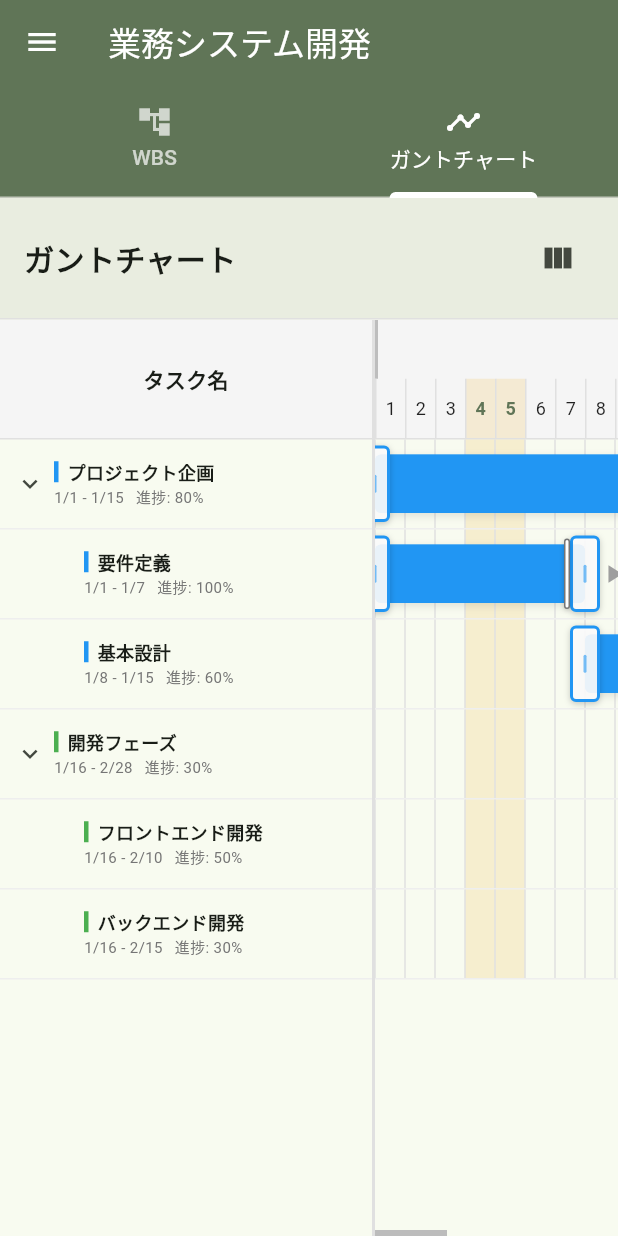
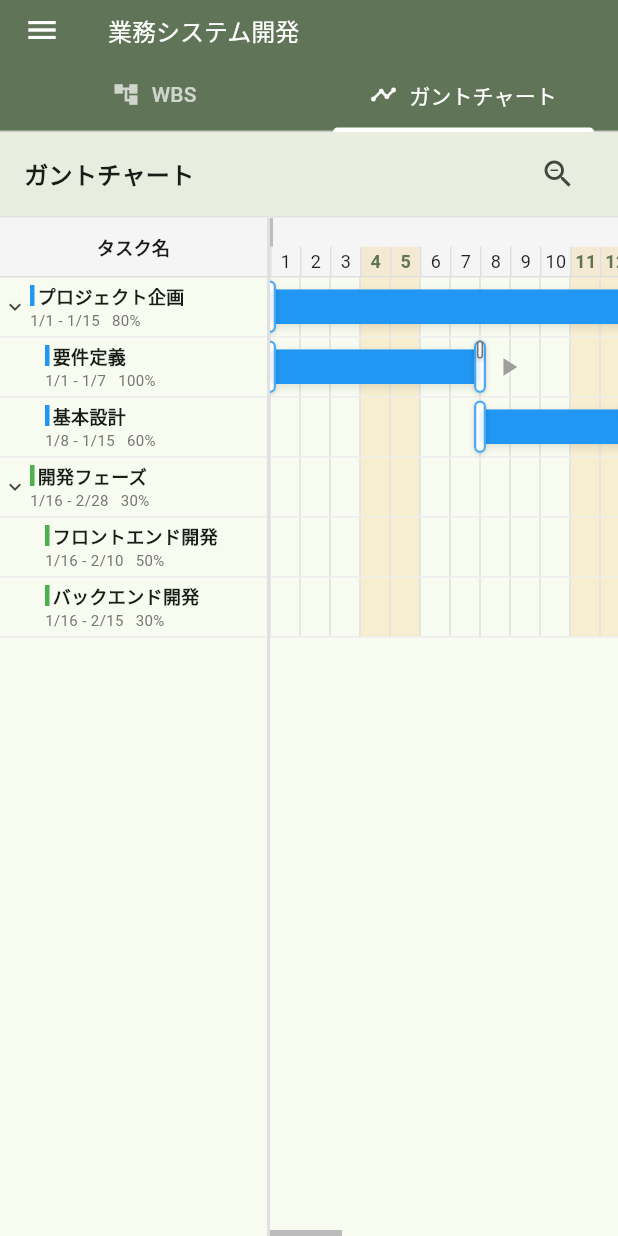
Before and after one commit to fyhw117/Gantts, a Flutter app: the screen it shows after launch, tab 2 chosen, on a phone screen of 412 x 824 dp. Run offline on Flutter 3.47's test engine with Material 3 defaults, Android fonts, the phone set to English and light mode, and no system bars.

Commit message:
UIの大幅改善

```diff
--- a/lib/main.dart
+++ b/lib/main.dart
@@ -70,7 +70,8 @@ class _MyHomePageState extends State<MyHomePage>
           appBar: AppBar(
             backgroundColor: Theme.of(context).colorScheme.primary,
             foregroundColor: Theme.of(context).colorScheme.onPrimary,
-            title: Text(title),
+            title: Text(title, style: const TextStyle(fontSize: 16)),
+            toolbarHeight: 40,
             bottom: TabBar(
               controller: _tabController,
               labelColor: Theme.of(context).colorScheme.onPrimary,
@@ -78,10 +79,28 @@ class _MyHomePageState extends State<MyHomePage>
                 context,
               ).colorScheme.onPrimary.withOpacity(0.7),
               indicatorColor: Theme.of(context).colorScheme.onPrimary,
-              indicatorWeight: 4.0, // 太くしてより目立たせる
+              indicatorWeight: 2.0,
               tabs: const [
-                Tab(icon: Icon(Icons.account_tree), text: 'WBS'),
-                Tab(icon: Icon(Icons.timeline), text: 'ガントチャート'),
+                Tab(
+                  child: Row(
+                    mainAxisAlignment: MainAxisAlignment.center,
+                    children: [
+                      Icon(Icons.account_tree, size: 18),
+                      SizedBox(width: 8),
+                      Text('WBS'),
+                    ],
+                  ),
+                ),
+                Tab(
+                  child: Row(
+                    mainAxisAlignment: MainAxisAlignment.center,
+                    children: [
+                      Icon(Icons.timeline, size: 18),
+                      SizedBox(width: 8),
+                      Text('ガントチャート'),
+                    ],
+                  ),
+                ),
               ],
             ),
           ),
--- a/lib/views/gantt_chart_view.dart
+++ b/lib/views/gantt_chart_view.dart
@@ -19,9 +19,9 @@ class _GanttChartViewState extends State<GanttChartView> {
   final TransformationController _transformationController =
       TransformationController();
 
-  static const double taskRowHeight = 60.0;
-  static const double taskLabelWidth = 250.0;
-  static const double headerHeight = 80.0;
+  static const double taskRowHeight = 40.0;
+  static const double taskLabelWidth = 180.0;
+  static const double headerHeight = 40.0;
 
   double _dayWidth = 20.0;
   bool _isCompact = false;
@@ -160,7 +160,7 @@ class _GanttChartViewState extends State<GanttChartView> {
 
   Widget _buildHeader() {
     return Container(
-      padding: const EdgeInsets.all(16),
+      padding: const EdgeInsets.symmetric(horizontal: 16, vertical: 4),
       decoration: BoxDecoration(
         color: Theme.of(context).primaryColor.withOpacity(0.1),
         border: Border(bottom: BorderSide(color: Colors.grey.shade300)),
@@ -170,10 +170,12 @@ class _GanttChartViewState extends State<GanttChartView> {
         children: [
           const Text(
             'ガントチャート',
-            style: TextStyle(fontSize: 20, fontWeight: FontWeight.bold),
+            style: TextStyle(fontSize: 16, fontWeight: FontWeight.bold),
           ),
           IconButton(
-            icon: Icon(_isCompact ? Icons.view_headline : Icons.view_column),
+            constraints: const BoxConstraints(),
+            padding: const EdgeInsets.all(4),
+            icon: Icon(_isCompact ? Icons.zoom_in : Icons.zoom_out),
             tooltip: _isCompact ? '標準表示に切り替え' : '全体表示に切り替え',
             onPressed: _toggleViewMode,
           ),
@@ -225,7 +227,7 @@ class _GanttChartViewState extends State<GanttChartView> {
             child: const Center(
               child: Text(
                 'タスク名',
-                style: TextStyle(fontWeight: FontWeight.bold, fontSize: 14),
+                style: TextStyle(fontWeight: FontWeight.bold, fontSize: 12),
               ),
             ),
           ),
@@ -244,10 +246,10 @@ class _GanttChartViewState extends State<GanttChartView> {
                   return Container(
                     height: taskRowHeight,
                     padding: EdgeInsets.only(
-                      left: 8 + (level * 20.0), // 階層ごとにインデント
-                      right: 8,
-                      top: 4,
-                      bottom: 4,
+                      left: 2 + (level * 10.0), // 階層ごとにインデント
+                      right: 2,
+                      top: 0,
+                      bottom: 0,
                     ),
                     decoration: BoxDecoration(
                       border: Border(
@@ -258,24 +260,24 @@ class _GanttChartViewState extends State<GanttChartView> {
                       children: [
                         // 展開/折りたたみボタン
                         SizedBox(
-                          width: 24,
+                          width: 16,
                           child: task.hasChildren
                               ? IconButton(
                                   padding: EdgeInsets.zero,
                                   constraints: const BoxConstraints(),
-                                  iconSize: 20,
+                                  iconSize: 16,
                                   icon: Icon(
                                     task.isExpanded
                                         ? Icons.expand_more
                                         : Icons.chevron_right,
-                                    size: 20,
+                                    size: 16,
                                   ),
                                   onPressed: () =>
                                       taskProvider.toggleExpand(task.id),
                                 )
                               : const SizedBox(),
                         ),
-                        const SizedBox(width: 4),
+                        const SizedBox(width: 2),
                         // タスク情報
                         Expanded(
                           child: Column(
@@ -289,7 +291,7 @@ class _GanttChartViewState extends State<GanttChartView> {
                                     width: 3,
                                     height: 14,
                                     color: task.color,
-                                    margin: const EdgeInsets.only(right: 6),
+                                    margin: const EdgeInsets.only(right: 2),
                                   ),
                                   Expanded(
                                     child: Text(
@@ -316,7 +318,7 @@ class _GanttChartViewState extends State<GanttChartView> {
                                   ),
                                   const SizedBox(width: 8),
                                   Text(
-                                    '進捗: ${(task.progress * 100).toStringAsFixed(0)}%',
+                                    '${(task.progress * 100).toStringAsFixed(0)}%',
                                     style: TextStyle(
                                       fontSize: 10,
                                       color: Colors.grey[600],
@@ -551,16 +553,13 @@ class _GanttChartViewState extends State<GanttChartView> {
     final left = startOffset * _dayWidth;
     final width = duration * _dayWidth;
 
-    // 進捗ハンドルの位置計算（0%と100%でリサイズハンドルと重ならないようにクランプ）
-    final progressHandlePos = (width * task.progress).clamp(
-      12.0,
-      width > 24 ? width - 12.0 : 12.0,
-    );
+    // 進捗ハンドルの位置計算
+    final progressHandlePos = width * task.progress;
 
     return Positioned(
       left: left,
-      top: 10,
-      bottom: 10,
+      top: 8,
+      bottom: 8,
       child: Stack(
         clipBehavior: Clip.none,
         children: [
@@ -568,7 +567,7 @@ class _GanttChartViewState extends State<GanttChartView> {
           Container(
             width: width,
             decoration: BoxDecoration(
-              color: task.color.withOpacity(0.7),
+              color: task.color.withOpacity(0.3),
               borderRadius: BorderRadius.circular(4),
               boxShadow: [
                 BoxShadow(
@@ -708,8 +707,8 @@ class _GanttChartViewState extends State<GanttChartView> {
           // 進捗ドラッグハンドル (最後に配置して最前面にする)
           Positioned(
             left: progressHandlePos - 10,
-            top: -4,
-            bottom: -4,
+            top: -6, // 上にはみ出す
+            bottom: 12, // 下半分はリサイズハンドル用に空ける
             child: GestureDetector(
               onHorizontalDragUpdate: (details) {
                 final scale = _transformationController.value
@@ -725,9 +724,10 @@ class _GanttChartViewState extends State<GanttChartView> {
               child: Container(
                 width: 20,
                 color: Colors.transparent, // ヒット領域確保
-                child: Center(
+                alignment: Alignment.topCenter,
                 child: Container(
                   width: 4,
+                  height: 12,
                   decoration: BoxDecoration(
                     color: Colors.white,
                     border: Border.all(color: Colors.grey.shade600),
@@ -739,7 +739,6 @@ class _GanttChartViewState extends State<GanttChartView> {
                         offset: const Offset(0, 1),
                       ),
                     ],
-                    ),
                   ),
                 ),
               ),
@@ -826,26 +825,24 @@ class _ResizeHandleState extends State<_ResizeHandle> {
         },
         child: Container(
           width: 20,
+          color: Colors.transparent, // ヒットターゲット確保
+          alignment: Alignment.center,
+          child: Container(
+            width: 8,
             decoration: BoxDecoration(
               color: Colors.white.withOpacity(0.9),
-            border: Border.all(color: widget.color, width: 2),
+              border: Border.all(
+                color: widget.color.withOpacity(0.8),
+                width: 1.5,
+              ),
               borderRadius: BorderRadius.circular(4),
               boxShadow: [
                 BoxShadow(
-                color: Colors.black.withOpacity(0.2),
-                blurRadius: 3,
+                  color: Colors.black.withOpacity(0.15),
+                  blurRadius: 2,
                   offset: const Offset(0, 1),
                 ),
               ],
-          ),
-          child: Center(
-            child: Container(
-              width: 2,
-              height: 12,
-              decoration: BoxDecoration(
-                color: widget.color.withOpacity(0.6),
-                borderRadius: BorderRadius.circular(1),
-              ),
             ),
           ),
         ),
```
Also changed, not shown: lib/views/wbs_view.dart (+25 -28 lines). Lines whose indentation alone changed are shown as unchanged.
